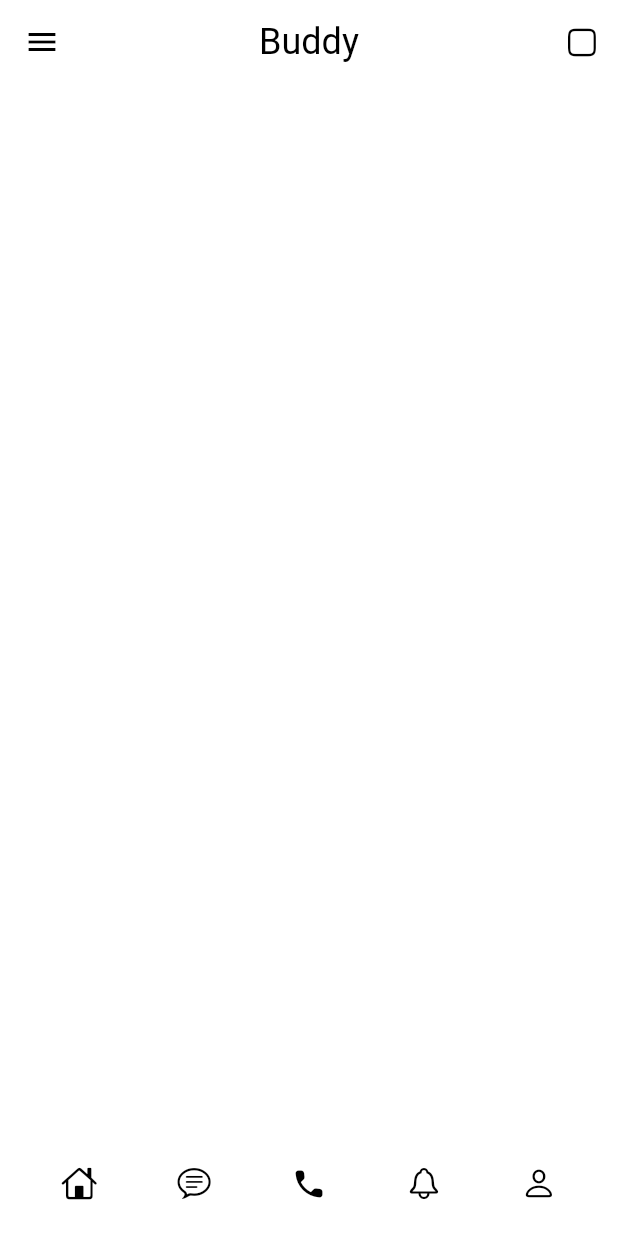
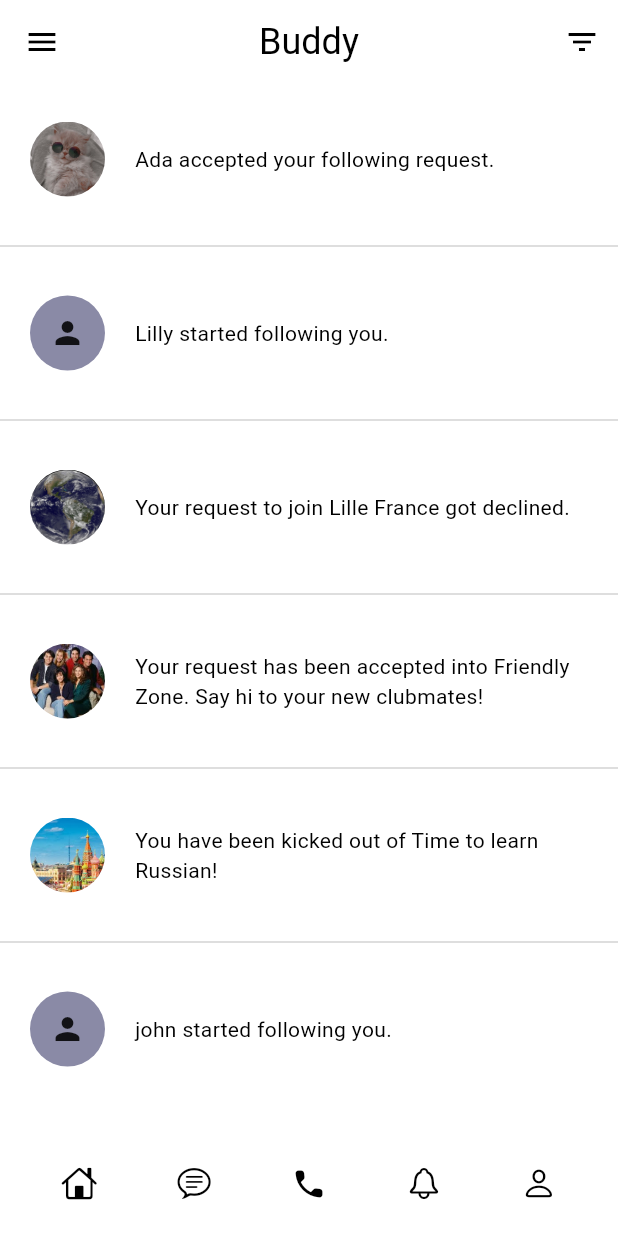
Before and after one commit to whaticecelik/Buddy, a Flutter app: the NotifyScreen screen opened by its route, on a phone screen of 412 x 824 dp. Run offline on Flutter 3.47's test engine with Material 3 defaults, Android fonts, the phone set to English and light mode, and no system bars; our stand-ins replace go_router, google_fonts, lottie; missing offline and left inert: dotlottie_loader.

Commit message:
bildirim sayfasi duzenlendi. birkac renk degisikligi yapildi.

```diff
--- a/lib/core/constants.dart
+++ b/lib/core/constants.dart
@@ -5,7 +5,7 @@ const colors = {
   "primary" : Color.fromARGB(255, 255, 255, 255),
   "onPrimary" :  Color.fromARGB(255, 247, 150, 47),
   "secondary" :  Color.fromARGB(255, 138, 138, 166),
-  "onSecondary" :  Color.fromARGB(255, 151, 151, 151), // alt nav iconları, albaşlıklar ve sola dayalı iconların rengi
+  "onSecondary" :  Color.fromARGB(255, 211, 211, 211),
   "surface" :  Colors.white,
   "onSurface" :  Colors.black,
   "error": Colors.red,
@@ -15,10 +15,10 @@ const colors = {
 const darkColors = {
   "primary" : Color.fromARGB(255, 46, 46, 66),
   "onPrimary" :Color.fromRGBO(231, 150, 51, 1),
-  "secondary" :   Color.fromARGB(255, 69, 69, 92), // alt nav rengi
-  "onSecondary" :  Color.fromARGB(255, 77,77, 94), //iconların rengi
-  "surface" :Color.fromARGB(255, 46, 46, 66), // ana sayfa rengi
-  "onSurface" :  Color.fromARGB(255, 255, 255, 255), // başlıkları beyaz
+  "secondary" :  Color.fromARGB(255, 138, 138, 166),
+  "onSecondary" :  Color.fromARGB(255, 172, 171, 171),
+  "surface" :Color.fromARGB(255, 46, 46, 66),
+  "onSurface" :  Color.fromARGB(255, 255, 255, 255),
   "error": Colors.red,
   "onError": Colors.white,
   "success": Colors.green,
--- a/lib/screens/notify_screen.dart
+++ b/lib/screens/notify_screen.dart
@@ -1,10 +1,7 @@
 import 'package:flutter/cupertino.dart';
 import 'package:flutter/material.dart';
-import 'package:flutter_app/core/constants.dart';
-import 'package:flutter_app/core/themes.dart';
 import 'package:flutter_app/widgets/bottom_menu.dart';
 import 'package:go_router/go_router.dart';
-import 'package:provider/provider.dart';
 
 void main(){
   runApp(const NotifyScreen());
@@ -21,10 +18,8 @@ class NotifyScreen extends StatelessWidget{
         centerTitle: true,
         actions: [
           IconButton(
-            icon: Icon(CupertinoIcons.app),
-            onPressed: () {
-              context.read<ThemeProvider>().toggleTheme();
-            },
+            icon: Icon(Icons.filter_list),
+            onPressed: () {},
           ),
         ],
       ),
@@ -72,6 +67,185 @@ class NotifyScreen extends StatelessWidget{
         ),
 
 
+        body: ListView(
+          children: [
+            Container(
+              height: 100,
+              width: double.infinity,
+              child: Row(
+                children: [
+                  Container(
+                  margin: EdgeInsets.all(20),
+                  width: 50,
+                  height:50,
+                  decoration: BoxDecoration(
+                    shape: BoxShape.circle,
+                    image: DecorationImage(
+                      image: AssetImage('assets/images/cat2.jpg'),
+                      fit: BoxFit.cover,
+                    ),
+                  ),
+
+                  ),
+
+                  Expanded(
+                    child: Padding(
+                      padding: EdgeInsets.only(right: 20),
+                      child: Text("Ada accepted your following request."),
+                    ),
+                  ),
+                ],
+              ),
+            ),
+            Divider(color: Theme.of(context).colorScheme.onSecondary),
+            Container(
+              height: 100,
+              width: double.infinity,
+              child: Row(
+                children: [
+                  Container(
+                  margin: EdgeInsets.all(20),
+                  width: 50,
+                  height:50,
+                  decoration: BoxDecoration(
+                    shape: BoxShape.circle,
+                    color: Theme.of(context).colorScheme.secondary,
+                  ),
+                  child: Icon(
+                    Icons.person
+                  ),
+                  ),
+
+                  Expanded(
+                    child: Padding(
+                      padding: EdgeInsets.only(right: 20),
+                      child: Text("Lilly started following you."),
+                    ),
+                  ),
+                ],
+              ),
+            ),
+            Divider(color: Theme.of(context).colorScheme.onSecondary),
+            Container(
+              height: 100,
+              width: double.infinity,
+              child: Row(
+                children: [
+                  Container(
+                  margin: EdgeInsets.all(20),
+                  width: 50,
+                  height:50,
+                  decoration: BoxDecoration(
+                    shape: BoxShape.circle,
+                    image: DecorationImage(
+                      image: AssetImage('assets/images/a3.jpg'),
+                      fit: BoxFit.cover,
+                    ),
+                  ),
+
+                  ),
+                 Divider(color: Theme.of(context).colorScheme.onSecondary),
+                  Expanded(
+                    child: Padding(
+                      padding: EdgeInsets.only(right: 20),
+                      child: Text("Your request to join Lille France got declined."),
+                    ),
+                  ),
+                ],
+              ),
+            ),
+
+            Divider(color: Theme.of(context).colorScheme.onSecondary),
+            Container(
+              height: 100,
+              width: double.infinity,
+              child: Row(
+                children: [
+                  Container(
+                  margin: EdgeInsets.all(20),
+                  width: 50,
+                  height:50,
+                  decoration: BoxDecoration(
+                    shape: BoxShape.circle,
+                    image: DecorationImage(
+                      image: AssetImage('assets/images/a1.jpg'),
+                      fit: BoxFit.cover,
+                    ),
+                  ),
+
+                  ),
+                 Divider(color: Theme.of(context).colorScheme.onSecondary),
+                  Expanded(
+                    child: Padding(
+                      padding: EdgeInsets.only(right: 20),
+                      child: Text("Your request has been accepted into Friendly Zone. Say hi to your new clubmates!"),
+                    ),
+                  ),
+                ],
+              ),
+            ),
+            Divider(color: Theme.of(context).colorScheme.onSecondary),
+            Container(
+              height: 100,
+              width: double.infinity,
+              child: Row(
+                children: [
+                  Container(
+                  margin: EdgeInsets.all(20),
+                  width: 50,
+                  height:50,
+                  decoration: BoxDecoration(
+                    shape: BoxShape.circle,
+                    image: DecorationImage(
+                      image: AssetImage('assets/images/a5.jpg'),
+                      fit: BoxFit.cover,
+                    ),
+                  ),
+
+                  ),
+
+                  Expanded(
+                    child: Padding(
+                      padding: EdgeInsets.only(right: 20),
+                      child: Text("You have been kicked out of Time to learn Russian!"),
+                    ),
+                  ),
+                ],
+              ),
+            ),
+            Divider(color: Theme.of(context).colorScheme.onSecondary),
+            Container(
+              height: 100,
+              width: double.infinity,
+              child: Row(
+                children: [
+                  Container(
+                  margin: EdgeInsets.all(20),
+                  width: 50,
+                  height:50,
+                  decoration: BoxDecoration(
+                    shape: BoxShape.circle,
+                    color: Theme.of(context).colorScheme.secondary,
+                  ),
+                  child: Icon(
+                    Icons.person
+                  ),
+                  ),
+
+                  Expanded(
+                    child: Padding(
+                      padding: EdgeInsets.only(right: 20),
+                      child: Text("john started following you."),
+                    ),
+                  ),
+                ],
+              ),
+            ),
+
+          ],
+
+        ),
+
        // alt navigasyon çubuğu
        bottomNavigationBar: const BottomMenu(),
 
```
Also changed, not shown: assets/images/cat2.jpg (added).
